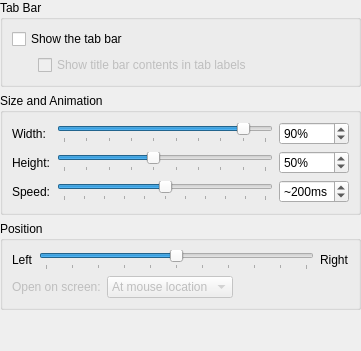
Old version of the form app/config/windowsettings.ui in the repository KDE/yakuake.
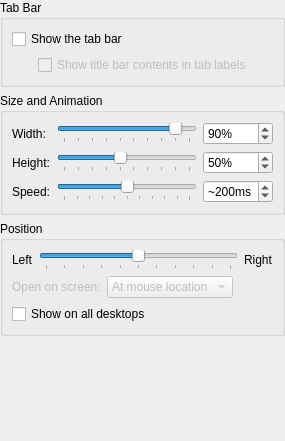
New version of the form.

Commit message: Added an option to explicitly control whether the window will be shown on all (virtual) desktops.

Diff of the .ui file:
```diff
--- a/app/config/windowsettings.ui
+++ b/app/config/windowsettings.ui
@@ -5,21 +5,12 @@
    <rect>
     <x>0</x>
     <y>0</y>
-    <width>361</width>
-    <height>351</height>
+    <width>285</width>
+    <height>441</height>
    </rect>
   </property>
-  <layout class="QVBoxLayout" >
-   <property name="leftMargin" >
-    <number>0</number>
-   </property>
-   <property name="topMargin" >
-    <number>0</number>
-   </property>
-   <property name="rightMargin" >
-    <number>0</number>
-   </property>
-   <property name="bottomMargin" >
+  <layout class="QVBoxLayout" name="verticalLayout_2" >
+   <property name="margin" >
     <number>0</number>
    </property>
    <item>
@@ -246,7 +237,7 @@
      <property name="title" >
       <string comment="@title:group" >Position</string>
      </property>
-     <layout class="QVBoxLayout" >
+     <layout class="QVBoxLayout" name="verticalLayout" >
       <item>
        <layout class="QHBoxLayout" >
         <item>
@@ -334,6 +325,13 @@
         </item>
        </layout>
       </item>
+      <item>
+       <widget class="QCheckBox" name="kcfg_ShowOnAllDesktops" >
+        <property name="text" >
+         <string comment="@option:check" >Show on all desktops</string>
+        </property>
+       </widget>
+      </item>
      </layout>
     </widget>
    </item>
@@ -342,10 +340,10 @@
      <property name="orientation" >
       <enum>Qt::Vertical</enum>
      </property>
-     <property name="sizeHint" >
+     <property name="sizeHint" stdset="0" >
       <size>
        <width>20</width>
-       <height>40</height>
+       <height>0</height>
       </size>
      </property>
     </spacer>
```
Left out of the diff: 4 changed lines with no effect on the pictures. The commit also changes 3 other files.
